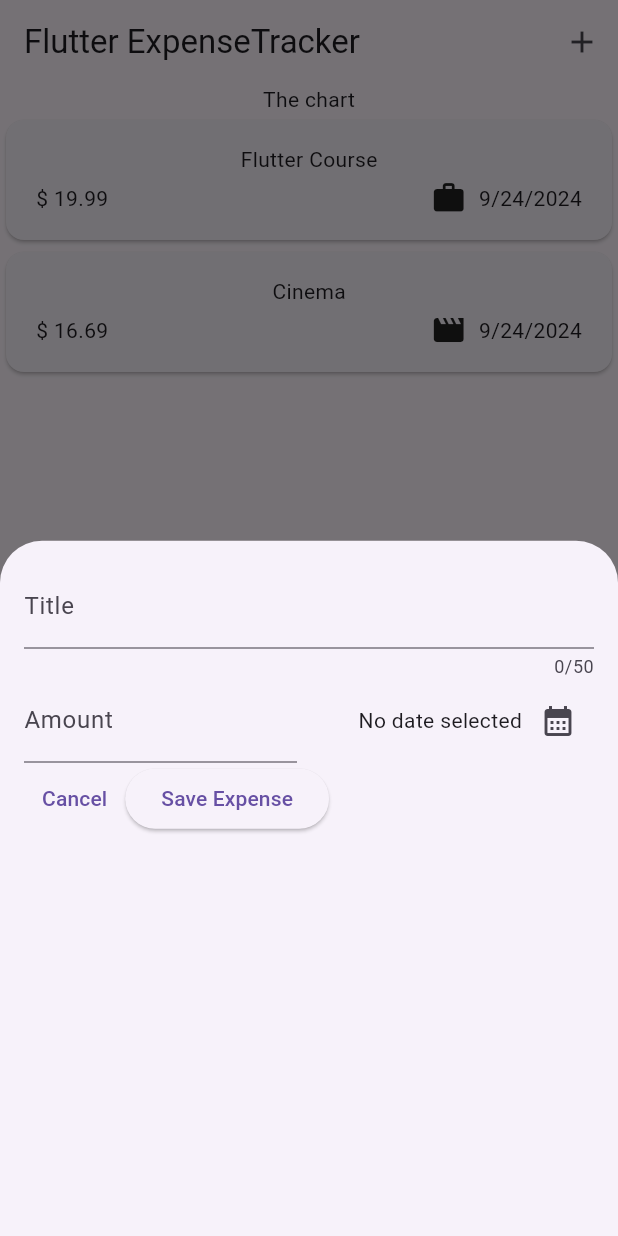
After one commit to ydang2002/expense_tracker, a Flutter app: the screen it shows after launch, after a tap on the "add" icon, on a phone screen of 412 x 824 dp. The commit adds this screen. Run offline on Flutter 3.47's test engine with Material 3 defaults, Android fonts, the phone set to English and light mode, and no system bars.

Commit message:
NewExpense (dialog: TextField, DatePicker)

```diff
--- a/lib/widgets/expenses.dart
+++ b/lib/widgets/expenses.dart
@@ -1,5 +1,6 @@
 import 'package:expense_tracker/widgets/expenses_list/expenses_list.dart';
 import 'package:expense_tracker/model/expense.dart';
+import 'package:expense_tracker/widgets/new_expense.dart';
 import 'package:flutter/material.dart';
 
 class Expenses extends StatefulWidget {
@@ -26,7 +27,10 @@ class _ExpensesState extends State<Expenses> {
   ];
 
   void _openAddExpenseOverlay() {
-    showBottomSheet(context: context, builder: builder)
+    showModalBottomSheet(
+      context: context,
+      builder: (ctx) => const NewExpense(),
+    );
   }
 
   @override
--- /dev/null
+++ b/lib/widgets/new_expense.dart
@@ -0,0 +1,105 @@
+import 'package:flutter/cupertino.dart';
+import 'package:flutter/material.dart';
+import 'package:expense_tracker/model/expense.dart';
+
+class NewExpense extends StatefulWidget {
+  const NewExpense({super.key});
+
+  @override
+  State<NewExpense> createState() => _NewExpenseState();
+}
+
+class _NewExpenseState extends State<NewExpense> {
+  final _titleController = TextEditingController();
+  final _amountController = TextEditingController();
+  DateTime? _selectedDate;
+
+  void _presentDatePicker() async {
+    final now = DateTime.now();
+    final firstDate = DateTime(now.year - 1, now.month, now.day);
+    final pickerDate = await showDatePicker(
+      context: context,
+      initialDate: now,
+      firstDate: firstDate,
+      lastDate: now,
+    );
+
+    setState(() {
+      _selectedDate = pickerDate;
+    });
+  }
+
+  @override
+  void dispose() {
+    _titleController.dispose();
+    _amountController.dispose();
+    super.dispose();
+  }
+
+  @override
+  Widget build(BuildContext context) {
+    return Padding(
+      padding: const EdgeInsets.all(16),
+      child: Column(
+        children: [
+          TextField(
+            controller: _titleController,
+            maxLength: 50,
+            decoration: const InputDecoration(
+              label: Text('Title'),
+            ),
+          ),
+          Row(
+            children: [
+              Expanded(
+                child: TextField(
+                  controller: _amountController,
+                  keyboardType: TextInputType.number,
+                  decoration: const InputDecoration(
+                    prefixText: '\$',
+                    label: Text('Amount'),
+                  ),
+                ),
+              ),
+              const SizedBox(width: 16),
+              Expanded(
+                child: Row(
+                  mainAxisAlignment: MainAxisAlignment.end,
+                  crossAxisAlignment: CrossAxisAlignment.center,
+                  children: [
+                    Text(
+                      _selectedDate == null
+                          ? 'No date selected'
+                          : formatter.format(_selectedDate!),
+                    ),
+                    IconButton(
+                      onPressed: _presentDatePicker,
+                      icon: const Icon(Icons.calendar_month),
+                    ),
+                  ],
+                ),
+              ),
+            ],
+          ),
+          Row(
+            children: [
+              TextButton(
+                onPressed: () {
+                  Navigator.pop(context);
+                },
+                child: const Text('Cancel'),
+              ),
+              ElevatedButton(
+                onPressed: () {
+                  print(_titleController.text);
+                  print(_amountController.text);
+                },
+                child: const Text('Save Expense'),
+              )
+            ],
+          )
+        ],
+      ),
+    );
+  }
+}
```
